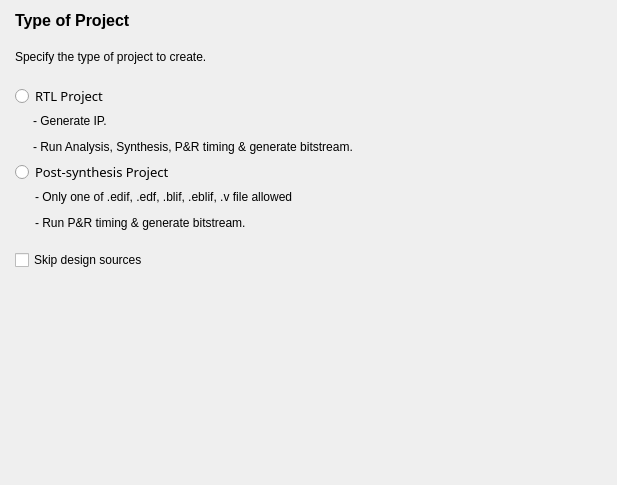
First picture: the form in src/NewProject/project_type_form.ui, repository os-fpga/FOEDAG, before the edit.
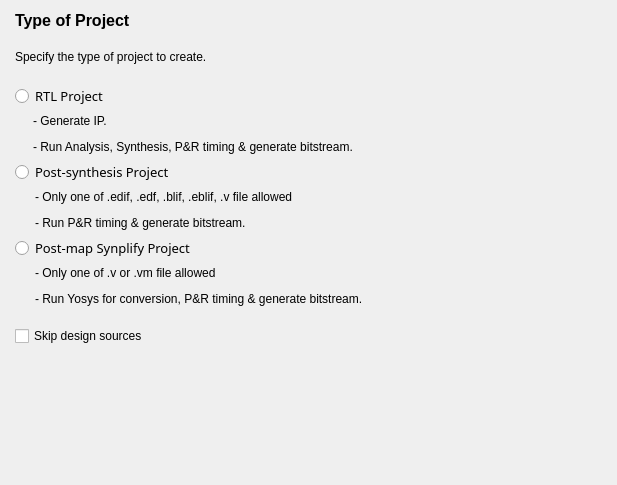
Second picture: the form after the edit.

Commit message: handled the synplify flag deafult value in GUI

Diff of the .ui file:
```diff
--- a/src/NewProject/project_type_form.ui
+++ b/src/NewProject/project_type_form.ui
@@ -164,6 +164,65 @@
        </item>
       </layout>
      </item>
+     <item>
+      <widget class="QRadioButton" name="m_radioBtnSynp">
+       <property name="font">
+        <font>
+         <family>SimSun-ExtB</family>
+         <pointsize>10</pointsize>
+        </font>
+       </property>
+       <property name="text">
+        <string>Post-map Synplify Project</string>
+       </property>
+      </widget>
+     </item>
+     <item>
+      <layout class="QHBoxLayout" name="horizontalLayout_3" stretch="3,0">
+       <property name="spacing">
+        <number>0</number>
+       </property>
+       <item>
+        <spacer name="horizontalSpacer_3">
+         <property name="orientation">
+          <enum>Qt::Horizontal</enum>
+         </property>
+         <property name="sizeType">
+          <enum>QSizePolicy::Maximum</enum>
+         </property>
+         <property name="sizeHint" stdset="0">
+          <size>
+           <width>20</width>
+           <height>20</height>
+          </size>
+         </property>
+        </spacer>
+       </item>
+       <item>
+        <layout class="QVBoxLayout" name="verticalLayout_6">
+         <property name="sizeConstraint">
+          <enum>QLayout::SetDefaultConstraint</enum>
+         </property>
+         <property name="leftMargin">
+          <number>0</number>
+         </property>
+         <item>
+          <widget class="QLabel" name="m_labelSYN">
+           <property name="text">
+            <string>&lt;html&gt;&lt;head/&gt;&lt;body&gt;&lt;p&gt;- Only one of .v or .vm file allowed&lt;/p&gt;&lt;p&gt;- Run Yosys for conversion, P&amp;amp;R timing &amp;amp; generate bitstream.&lt;/p&gt;&lt;/body&gt;&lt;/html&gt;</string>
+           </property>
+           <property name="textFormat">
+            <enum>Qt::AutoText</enum>
+           </property>
+           <property name="wordWrap">
+            <bool>true</bool>
+           </property>
+          </widget>
+         </item>
+        </layout>
+       </item>
+      </layout>
+     </item>
     </layout>
    </item>
    <item>
```
The commit also changes 13 other files.
